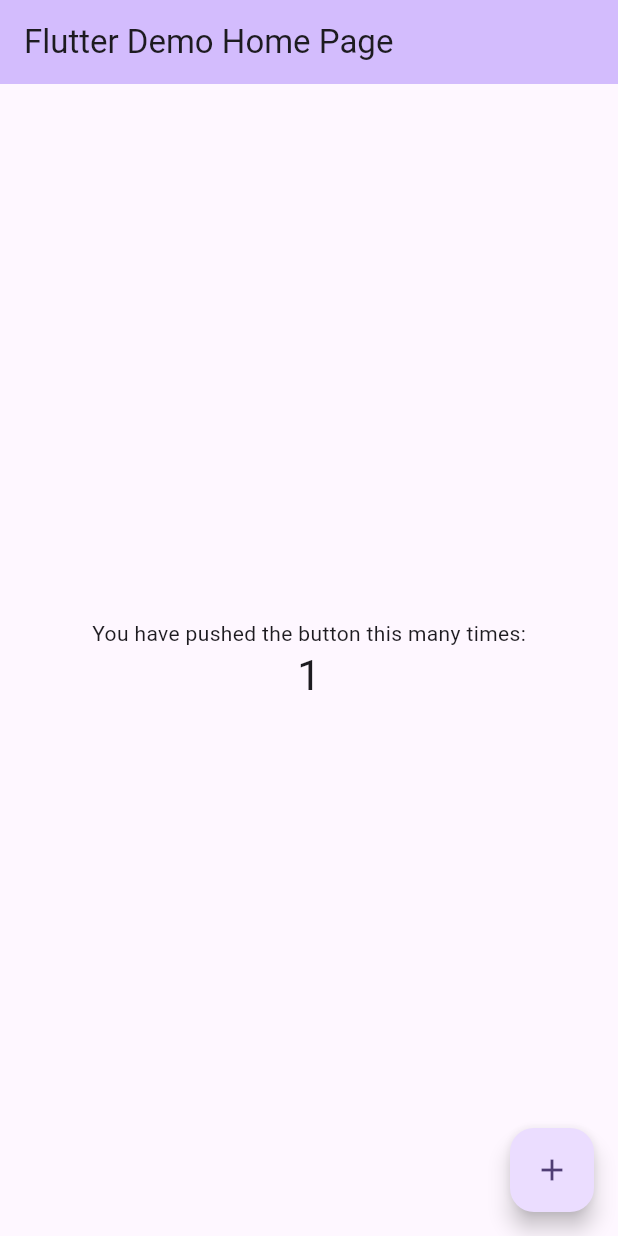
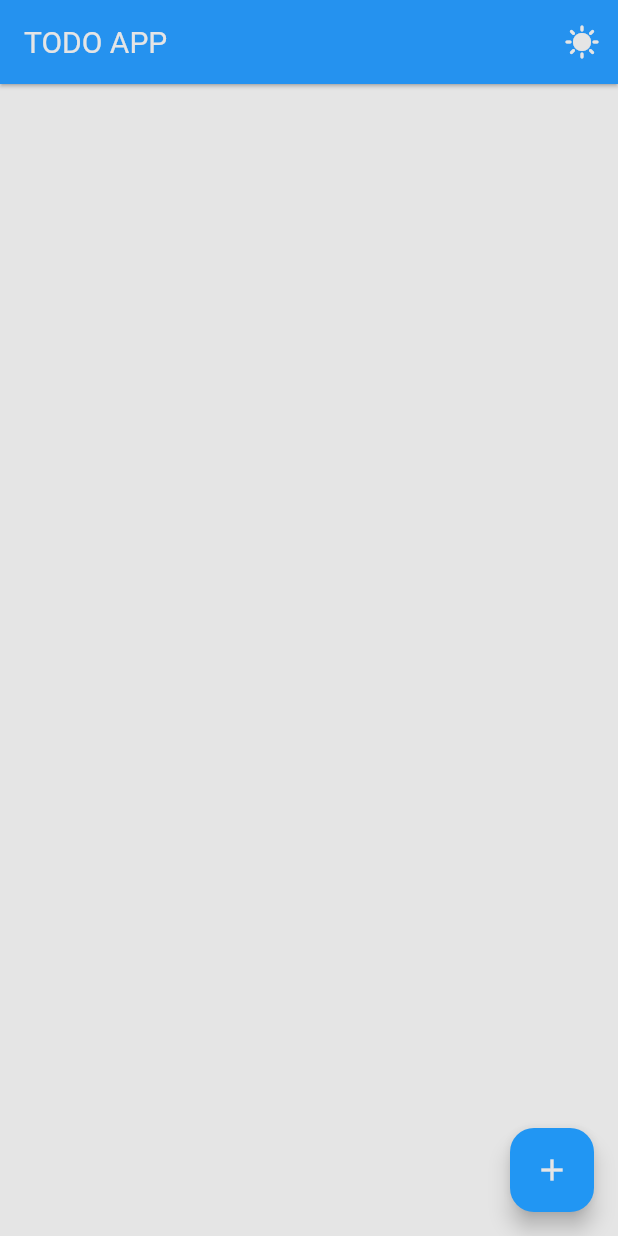
Before and after one commit to Qharny/Todo, a Flutter app: the screen it shows after launch, after a tap on the "add" icon, on a phone screen of 412 x 824 dp. Run offline on Flutter 3.47's test engine with Material 3 defaults, Android fonts, the phone set to English and light mode, and no system bars.

Commit message:
Please enter the commit message for your changes. Lines starting with '#' will be ignored, and an empty message aborts the commit.
On branch main
Your branch is behind 'origin/main' by 1 commit, and can be fast-forwarded.
  (use "git pull" to update your local branch)

Changes to be committed:
	modified:   lib/main.dart
	new file:   lib/screens/home.dart
	new file:   lib/theme/color.dart
	modified:   pubspec.lock
	modified:   pubspec.yaml
	modified:   test/widget_test.dart

```diff
--- a/lib/main.dart
+++ b/lib/main.dart
@@ -1,125 +1,19 @@
 import 'package:flutter/material.dart';
+import 'package:todo/screens/home.dart';
 
 void main() {
-  runApp(const MyApp());
+  runApp(const Todo());
 }
 
-class MyApp extends StatelessWidget {
-  const MyApp({super.key});
+class Todo extends StatelessWidget {
+  const Todo({super.key});
 
-  // This widget is the root of your application.
   @override
   Widget build(BuildContext context) {
-    return MaterialApp(
-      title: 'Flutter Demo',
-      theme: ThemeData(
-        // This is the theme of your application.
-        //
-        // TRY THIS: Try running your application with "flutter run". You'll see
-        // the application has a purple toolbar. Then, without quitting the app,
-        // try changing the seedColor in the colorScheme below to Colors.green
-        // and then invoke "hot reload" (save your changes or press the "hot
-        // reload" button in a Flutter-supported IDE, or press "r" if you used
-        // the command line to start the app).
-        //
-        // Notice that the counter didn't reset back to zero; the application
-        // state is not lost during the reload. To reset the state, use hot
-        // restart instead.
-        //
-        // This works for code too, not just values: Most code changes can be
-        // tested with just a hot reload.
-        colorScheme: ColorScheme.fromSeed(seedColor: Colors.deepPurple),
-        useMaterial3: true,
-      ),
-      home: const MyHomePage(title: 'Flutter Demo Home Page'),
+    return const MaterialApp(
+      debugShowCheckedModeBanner: false,
+      home: HomePage(),
+      // routes: ,
     );
   }
 }
-
-class MyHomePage extends StatefulWidget {
-  const MyHomePage({super.key, required this.title});
-
-  // This widget is the home page of your application. It is stateful, meaning
-  // that it has a State object (defined below) that contains fields that affect
-  // how it looks.
-
-  // This class is the configuration for the state. It holds the values (in this
-  // case the title) provided by the parent (in this case the App widget) and
-  // used by the build method of the State. Fields in a Widget subclass are
-  // always marked "final".
-
-  final String title;
-
-  @override
-  State<MyHomePage> createState() => _MyHomePageState();
-}
-
-class _MyHomePageState extends State<MyHomePage> {
-  int _counter = 0;
-
-  void _incrementCounter() {
-    setState(() {
-      // This call to setState tells the Flutter framework that something has
-      // changed in this State, which causes it to rerun the build method below
-      // so that the display can reflect the updated values. If we changed
-      // _counter without calling setState(), then the build method would not be
-      // called again, and so nothing would appear to happen.
-      _counter++;
-    });
-  }
-
-  @override
-  Widget build(BuildContext context) {
-    // This method is rerun every time setState is called, for instance as done
-    // by the _incrementCounter method above.
-    //
-    // The Flutter framework has been optimized to make rerunning build methods
-    // fast, so that you can just rebuild anything that needs updating rather
-    // than having to individually change instances of widgets.
-    return Scaffold(
-      appBar: AppBar(
-        // TRY THIS: Try changing the color here to a specific color (to
-        // Colors.amber, perhaps?) and trigger a hot reload to see the AppBar
-        // change color while the other colors stay the same.
-        backgroundColor: Theme.of(context).colorScheme.inversePrimary,
-        // Here we take the value from the MyHomePage object that was created by
-        // the App.build method, and use it to set our appbar title.
-        title: Text(widget.title),
-      ),
-      body: Center(
-        // Center is a layout widget. It takes a single child and positions it
-        // in the middle of the parent.
-        child: Column(
-          // Column is also a layout widget. It takes a list of children and
-          // arranges them vertically. By default, it sizes itself to fit its
-          // children horizontally, and tries to be as tall as its parent.
-          //
-          // Column has various properties to control how it sizes itself and
-          // how it positions its children. Here we use mainAxisAlignment to
-          // center the children vertically; the main axis here is the vertical
-          // axis because Columns are vertical (the cross axis would be
-          // horizontal).
-          //
-          // TRY THIS: Invoke "debug painting" (choose the "Toggle Debug Paint"
-          // action in the IDE, or press "p" in the console), to see the
-          // wireframe for each widget.
-          mainAxisAlignment: MainAxisAlignment.center,
-          children: <Widget>[
-            const Text(
-              'You have pushed the button this many times:',
-            ),
-            Text(
-              '$_counter',
-              style: Theme.of(context).textTheme.headlineMedium,
-            ),
-          ],
-        ),
-      ),
-      floatingActionButton: FloatingActionButton(
-        onPressed: _incrementCounter,
-        tooltip: 'Increment',
-        child: const Icon(Icons.add),
-      ), // This trailing comma makes auto-formatting nicer for build methods.
-    );
-  }
-}
--- /dev/null
+++ b/lib/screens/home.dart
@@ -0,0 +1,39 @@
+import 'package:flutter/material.dart';
+import 'package:todo/theme/color.dart';
+
+class HomePage extends StatelessWidget {
+  const HomePage({super.key});
+
+  @override
+  Widget build(BuildContext context) {
+    return SafeArea(
+      child: Scaffold(
+        backgroundColor: bg,
+        appBar: AppBar(
+          title: const Text(
+            "TODO APP",
+            style: TextStyle(fontSize: 20, color: bg),
+          ),
+          backgroundColor: primary,
+          elevation: 1,
+          shadowColor: Colors.black,
+          actions: [
+            IconButton(onPressed: ()=>(
+              // todo: them switch
+            ), icon: const Icon(Icons.sunny, color: bg,))
+          ],
+        ),
+        floatingActionButton: FloatingActionButton(
+          backgroundColor: primary,
+          onPressed: () => (
+            // todo: add action
+          ),
+          child: const Icon(
+            Icons.add,
+            color: bg,
+          ),
+        ),
+      ),
+    );
+  }
+}
--- /dev/null
+++ b/lib/theme/color.dart
@@ -0,0 +1,12 @@
+// colors
+
+import 'package:flutter/material.dart';
+
+// light mode
+const primary = Colors.blue;
+const secondary = Colors.green;
+const dark = Colors.black;
+const light = Colors.white;
+const tetiary = Colors.red;
+const bg = Color(0xffe5e5e5);
+// dark mode
--- a/pubspec.yaml
+++ b/pubspec.yaml
@@ -35,6 +35,8 @@ dependencies:
   # The following adds the Cupertino Icons font to your application.
   # Use with the CupertinoIcons class for iOS style icons.
   cupertino_icons: ^1.0.8
+  hive: ^2.2.3
+  hive_flutter: ^1.1.0
 
 dev_dependencies:
   flutter_test:
```
Also changed, not shown: pubspec.lock, 1 other file.
